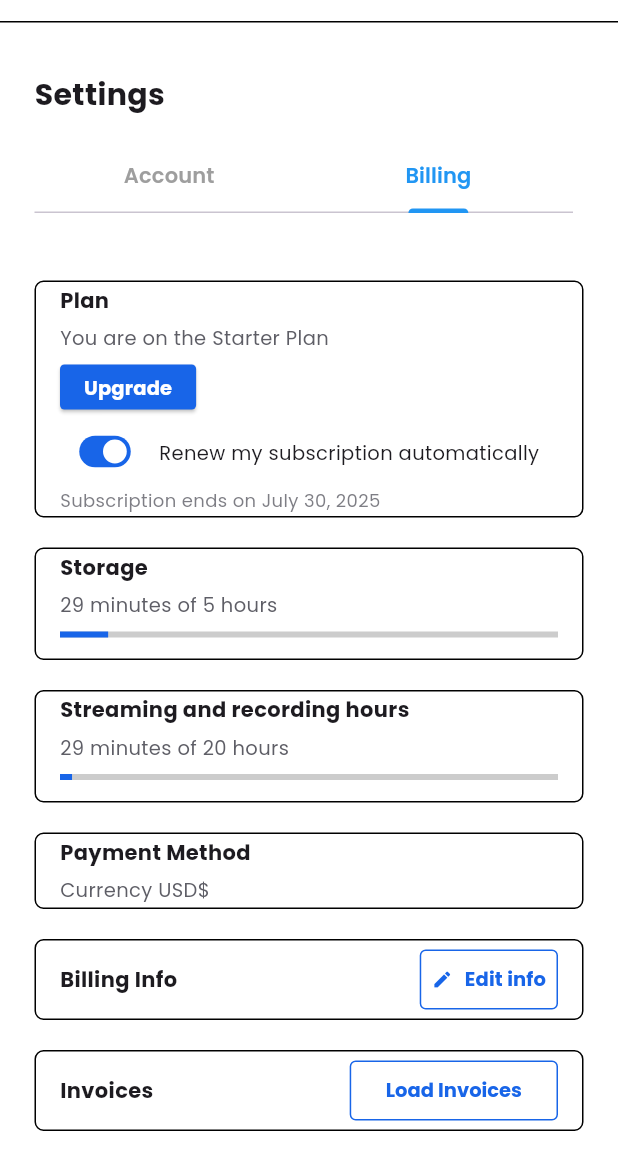
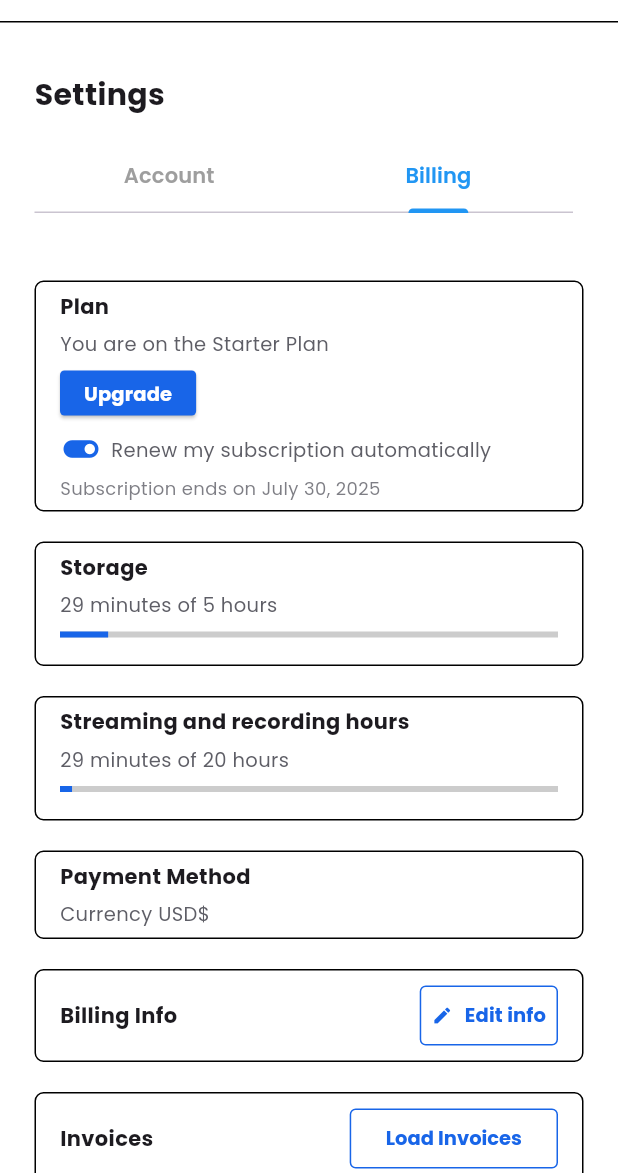
Before and after one commit to Salma28-zahran/streamore_app, a Flutter app: the Settings screen opened by its route, tab 2 chosen, on a phone screen of 412 x 824 dp, the part 63-1236 px from its top. Run offline on Flutter 3.47's test engine with Material 3 defaults, Android fonts, the phone set to English and light mode, and no system bars; our stand-ins replace dropdown_button2, flutter_colorpicker, font_awesome_flutter, google_fonts, permission_handler; missing offline and left inert: flutter_sound.

Commit message:
Update dropdown style

```diff
--- a/lib/screens/stream/drawer/settings/billing_tab.dart
+++ b/lib/screens/stream/drawer/settings/billing_tab.dart
@@ -13,25 +13,26 @@ class _BillingTabState extends State<BillingTab> {
   bool _isAutoRenewEnabled = true;
 
   @override
-  @override
   Widget build(BuildContext context) {
     final size = MediaQuery.of(context).size;
     final isSmall = size.width < 400;
     final fontSize = isSmall ? 12.0 : 13.0;
     final cardPadding = EdgeInsets.symmetric(horizontal: isSmall ? 16 : 23);
+    final textColor = Theme.of(context).textTheme.bodyLarge?.color;
 
     return SingleChildScrollView(
       padding: cardPadding.copyWith(top: 33, bottom: 24),
       child: Column(
         crossAxisAlignment: CrossAxisAlignment.start,
         children: [
-          _buildPlanCard(context, fontSize),
+          _buildPlanCard(context, fontSize, textColor!),
           _buildProgressCard(
             context: context,
             title: 'Storage',
             progress: 29 / (5 * 60),
             label: '29 minutes of 5 hours',
             fontSize: fontSize,
+            textColor: textColor,
           ),
           _buildProgressCard(
             context: context,
@@ -39,15 +40,13 @@ class _BillingTabState extends State<BillingTab> {
             progress: 29 / (20 * 60),
             label: '29 minutes of 20 hours',
             fontSize: fontSize,
+            textColor: textColor,
           ),
           _buildTextCard(
             'Payment Method',
             Text(
               'Currency USD\$',
-              style: GoogleFonts.poppins(
-                fontSize: fontSize,
-                color: Theme.of(context).textTheme.bodyLarge?.color,
-              ),
+              style: GoogleFonts.poppins(fontSize: fontSize, color: textColor),
             ),
           ),
           _buildActionCard(
@@ -58,7 +57,7 @@ class _BillingTabState extends State<BillingTab> {
                   borderRadius: BorderRadius.circular(4),
                 ),
                 side: BorderSide(color: Theme.of(context).primaryColor),
-                padding: const EdgeInsets.symmetric(horizontal: 8, vertical: 1), // comment 2
+                padding: const EdgeInsets.symmetric(horizontal: 8, vertical: 1),
               ),
               onPressed: () => showEditBillingInfoDialog(context),
               icon: Icon(
@@ -101,8 +100,11 @@ class _BillingTabState extends State<BillingTab> {
     );
   }
 
-  /// Builds the plan section with upgrade button and auto-renew switch
-  Widget _buildPlanCard(BuildContext context, double fontSize) {
+  Widget _buildPlanCard(
+    BuildContext context,
+    double fontSize,
+    Color textColor,
+  ) {
     return _BillingCard(
       title: 'Plan',
       child: Column(
@@ -110,10 +112,7 @@ class _BillingTabState extends State<BillingTab> {
         children: [
           Text(
             'You are on the Starter Plan',
-            style: GoogleFonts.poppins(
-              fontSize: fontSize,
-              color: Theme.of(context).textTheme.bodyLarge?.color,
-            ),
+            style: GoogleFonts.poppins(fontSize: fontSize, color: textColor),
           ),
           const SizedBox(height: 8),
           SizedBox(
@@ -122,7 +121,10 @@ class _BillingTabState extends State<BillingTab> {
               onPressed: () {},
               style: ElevatedButton.styleFrom(
                 backgroundColor: Theme.of(context).primaryColor,
-                padding: const EdgeInsets.symmetric(horizontal: 16 , vertical: 6), // comment 3
+                padding: const EdgeInsets.symmetric(
+                  horizontal: 16,
+                  vertical: 6,
+                ),
                 shape: RoundedRectangleBorder(
                   borderRadius: BorderRadius.circular(3),
                 ),
@@ -140,37 +142,28 @@ class _BillingTabState extends State<BillingTab> {
           const SizedBox(height: 8),
           Row(
             children: [
-              // Auto-renew switch with custom styling
-              Theme(
-                data: Theme.of(context).copyWith(
-                  switchTheme: SwitchThemeData(
-                    thumbColor: WidgetStateProperty.all(Colors.white),
-                    trackColor: WidgetStateProperty.resolveWith((states) {
-                      return states.contains(WidgetState.selected)
-                          ? Theme.of(context).primaryColor
-                          : Theme.of(context).dividerColor;
-                    }),
-                    trackOutlineColor: WidgetStateProperty.all(
-                      Colors.transparent,
+              GestureDetector(
+                onTap:
+                    () => setState(
+                      () => _isAutoRenewEnabled = !_isAutoRenewEnabled,
                     ),
-                    materialTapTargetSize: MaterialTapTargetSize.shrinkWrap,
-                  ),
-                ),
-                child: Transform.scale(
-                  scale: 0.66,
-                  child: Switch(
-                    value: _isAutoRenewEnabled,
-                    onChanged: (v) => setState(() => _isAutoRenewEnabled = v),
-                  ),
+                child: Icon(
+                  _isAutoRenewEnabled ? Icons.toggle_on : Icons.toggle_off,
+                  color: Theme.of(context).primaryColor,
+                  size: 28,
                 ),
               ),
+
               const SizedBox(width: 6),
               Expanded(
                 child: Padding(
                   padding: const EdgeInsets.only(top: 2),
                   child: Text(
                     'Renew my subscription automatically',
-                    style: GoogleFonts.poppins(fontSize: fontSize),
+                    style: GoogleFonts.poppins(
+                      fontSize: fontSize,
+                      color: textColor,
+                    ),
                   ),
                 ),
               ),
@@ -181,9 +174,7 @@ class _BillingTabState extends State<BillingTab> {
             'Subscription ends on July 30, 2025',
             style: GoogleFonts.poppins(
               fontSize: fontSize - 1,
-              color: Theme.of(
-                context,
-              ).textTheme.bodyLarge?.color?.withAlpha(204), // 0.8 opacity
+              color: textColor.withAlpha(204),
             ),
           ),
         ],
@@ -191,13 +182,13 @@ class _BillingTabState extends State<BillingTab> {
     );
   }
 
-  /// Builds a card with a progress bar and description text
   Widget _buildProgressCard({
     required BuildContext context,
     required String title,
     required double progress,
     required String label,
     required double fontSize,
+    required Color textColor,
   }) {
     return _BillingCard(
       title: title,
@@ -206,17 +197,12 @@ class _BillingTabState extends State<BillingTab> {
         children: [
           Text(
             label,
-            style: GoogleFonts.poppins(
-              fontSize: fontSize,
-              color: Theme.of(context).textTheme.bodyLarge?.color,
-            ),
+            style: GoogleFonts.poppins(fontSize: fontSize, color: textColor),
           ),
           const SizedBox(height: 8),
           LinearProgressIndicator(
             value: progress,
-            backgroundColor: Theme.of(
-              context,
-            ).dividerColor.withAlpha(51), // ~20% opacity
+            backgroundColor: Theme.of(context).dividerColor.withAlpha(51),
             color: Theme.of(context).primaryColor,
           ),
           const SizedBox(height: 12),
@@ -225,18 +211,15 @@ class _BillingTabState extends State<BillingTab> {
     );
   }
 
-  /// Creates a billing card with a title and any widget child content
   Widget _buildTextCard(String title, Widget child) {
     return _BillingCard(title: title, child: child);
   }
 
-  /// Creates a billing card with a title and an action button (trailing)
   Widget _buildActionCard({required String title, required Widget action}) {
     return _BillingCard(title: title, trailing: action);
   }
 }
 
-/// Reusable styled container for billing sections
 class _BillingCard extends StatelessWidget {
   final String title;
   final Widget? child;
@@ -249,12 +232,16 @@ class _BillingCard extends StatelessWidget {
     final isSmall = MediaQuery.of(context).size.width < 400;
     final titleFontSize = isSmall ? 13.0 : 14.0;
 
+    final theme = Theme.of(context);
+    final isDark = theme.brightness == Brightness.dark;
+    final textColor = isDark ? theme.primaryColor : theme.colorScheme.onSurface;
+
     return Container(
       margin: const EdgeInsets.only(bottom: 20),
-      padding: const EdgeInsets.symmetric(horizontal: 16, vertical: 2), // comment 1
+      padding: const EdgeInsets.symmetric(horizontal: 16, vertical: 6),
       decoration: BoxDecoration(
-        color: Theme.of(context).cardColor,
-        border: Border.all(color: Theme.of(context).dividerColor),
+        color: theme.cardColor,
+        border: Border.all(color: theme.dividerColor),
         borderRadius: BorderRadius.circular(6),
       ),
       child: Column(
@@ -268,6 +255,7 @@ class _BillingCard extends StatelessWidget {
                 style: GoogleFonts.poppins(
                   fontWeight: FontWeight.bold,
                   fontSize: titleFontSize,
+                  color: textColor,
                 ),
               ),
               if (trailing != null) trailing!,
--- a/lib/utils/billing_info_dialog.dart
+++ b/lib/utils/billing_info_dialog.dart
@@ -5,7 +5,8 @@ import 'package:google_fonts/google_fonts.dart';
 void showEditBillingInfoDialog(BuildContext context) {
   final theme = Theme.of(context);
 
-  final baseTextColor = theme.textTheme.bodyLarge?.color;
+  final primaryColor = theme.primaryColor;
+  final baseTextColor = theme.textTheme.bodyLarge?.color ?? Colors.black;
   final borderColor = theme.dividerColor;
   final fillColor = theme.cardColor;
 
@@ -23,14 +24,13 @@ void showEditBillingInfoDialog(BuildContext context) {
     ),
     focusedBorder: OutlineInputBorder(
       borderRadius: BorderRadius.circular(6),
-      borderSide: BorderSide(color: theme.primaryColor, width: 1.5),
+      borderSide: BorderSide(color: primaryColor, width: 1.5), //primary Color
     ),
   );
 
   showDialog(
     context: context,
-    builder:
-        (context) => Dialog(
+    builder: (context) => Dialog(
       backgroundColor: fillColor,
       insetPadding: const EdgeInsets.all(16),
       shape: RoundedRectangleBorder(
@@ -62,11 +62,7 @@ void showEditBillingInfoDialog(BuildContext context) {
                 const SizedBox(width: 12),
                 Flexible(
                   flex: 2,
-                      child: _buildLabeledField(
-                        'VAT/Tax ID',
-                        inputDecoration,
-                        theme,
-                      ),
+                  child: _buildLabeledField('VAT/Tax ID', inputDecoration, theme),
                 ),
               ],
             ),
@@ -77,25 +73,11 @@ void showEditBillingInfoDialog(BuildContext context) {
             const SizedBox(height: 16),
             Row(
               children: [
-                    Expanded(
-                      child: _buildLabeledField('City', inputDecoration, theme),
-                    ),
+                Expanded(child: _buildLabeledField('City', inputDecoration, theme)),
                 const SizedBox(width: 12),
-                    Expanded(
-                      child: _buildLabeledField(
-                        'Region',
-                        inputDecoration,
-                        theme,
-                      ),
-                    ),
+                Expanded(child: _buildLabeledField('Region', inputDecoration, theme)),
                 const SizedBox(width: 12),
-                    Expanded(
-                      child: _buildLabeledField(
-                        'Postal Code',
-                        inputDecoration,
-                        theme,
-                      ),
-                    ),
+                Expanded(child: _buildLabeledField('Postal Code', inputDecoration, theme)),
               ],
             ),
             const SizedBox(height: 16),
@@ -118,7 +100,8 @@ void showEditBillingInfoDialog(BuildContext context) {
                       'Select your country',
                       style: GoogleFonts.poppins(
                         fontSize: 13,
-                            color: theme.hintColor,
+                        color: theme.brightness == Brightness.dark
+                            ? primaryColor: baseTextColor,
                       ),
                     ),
                     items: const [
@@ -128,7 +111,8 @@ void showEditBillingInfoDialog(BuildContext context) {
                     onChanged: (value) {},
                     buttonStyleData: ButtonStyleData(
                       height: 44,
-                          padding: const EdgeInsets.symmetric(horizontal: 12),
+                      width: double.infinity,
+                      padding: const EdgeInsets.only(left: 12, right: 36),
                       decoration: BoxDecoration(
                         borderRadius: BorderRadius.circular(6),
                         border: Border.all(color: borderColor),
@@ -137,9 +121,11 @@ void showEditBillingInfoDialog(BuildContext context) {
                       elevation: 0,
                     ),
                     iconStyleData: IconStyleData(
-                          icon: const Icon(Icons.keyboard_arrow_down_outlined),
-                          iconSize: 20,
-                          iconEnabledColor: theme.iconTheme.color,
+                      icon: Icon(
+                        Icons.keyboard_arrow_down_rounded,
+                        color: primaryColor, //  primary Color
+                      ),
+                      iconSize: 24,
                     ),
                     dropdownStyleData: DropdownStyleData(
                       decoration: BoxDecoration(
@@ -154,9 +140,9 @@ void showEditBillingInfoDialog(BuildContext context) {
                       fontSize: 13,
                       color: baseTextColor,
                     ),
-                        menuItemStyleData: MenuItemStyleData(
+                    menuItemStyleData: const MenuItemStyleData(
                       height: 36,
-                          padding: const EdgeInsets.symmetric(horizontal: 12),
+                      padding: EdgeInsets.symmetric(horizontal: 12),
                     ),
                   ),
                 ),
@@ -168,7 +154,7 @@ void showEditBillingInfoDialog(BuildContext context) {
               child: ElevatedButton(
                 onPressed: () => Navigator.of(context).pop(),
                 style: ElevatedButton.styleFrom(
-                      backgroundColor: theme.primaryColor,
+                  backgroundColor: primaryColor,
                   padding: const EdgeInsets.symmetric(vertical: 14),
                   shape: RoundedRectangleBorder(
                     borderRadius: BorderRadius.circular(6),
@@ -196,7 +182,7 @@ Widget _buildLabeledField(
   InputDecoration decoration,
   ThemeData theme,
 ) {
-  final labelColor = theme.textTheme.bodyLarge?.color;
+  final labelColor = theme.textTheme.bodyLarge?.color ?? Colors.black;
 
   return Column(
     crossAxisAlignment: CrossAxisAlignment.start,
@@ -214,7 +200,10 @@ Widget _buildLabeledField(
       ],
       TextFormField(
         decoration: decoration.copyWith(labelText: null),
-        style: GoogleFonts.poppins(fontSize: 13, color: labelColor),
+        style: GoogleFonts.poppins(
+          fontSize: 13,
+          color: labelColor,
+        ),
       ),
     ],
   );
```
Lines whose indentation alone changed are shown as unchanged.
